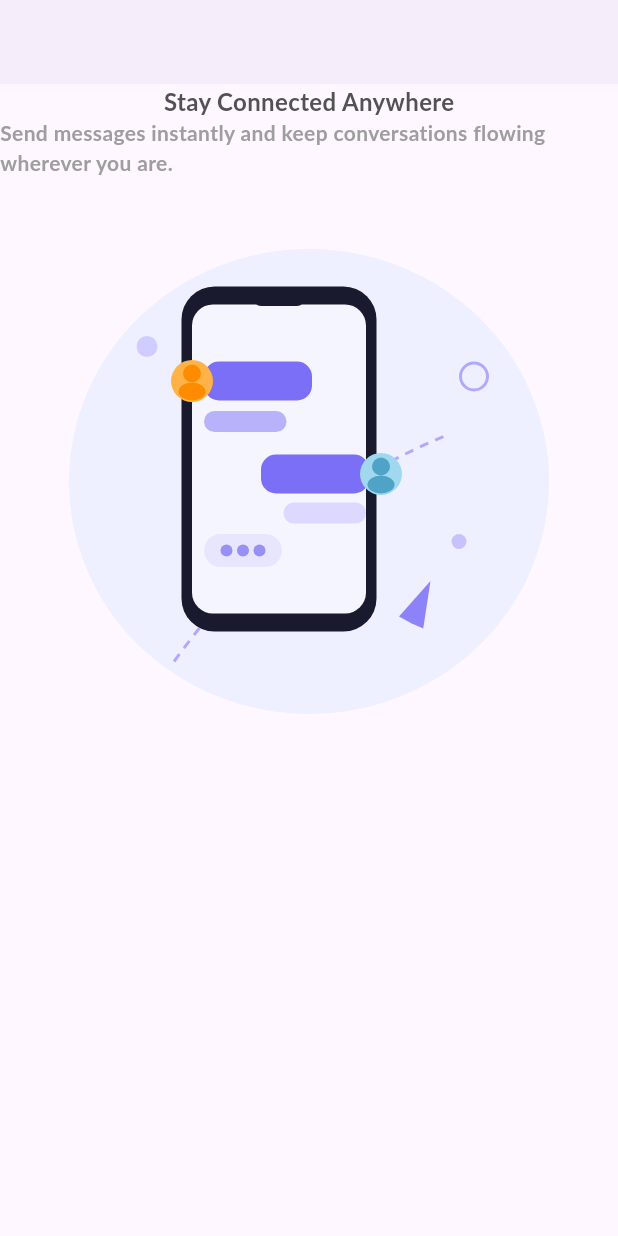
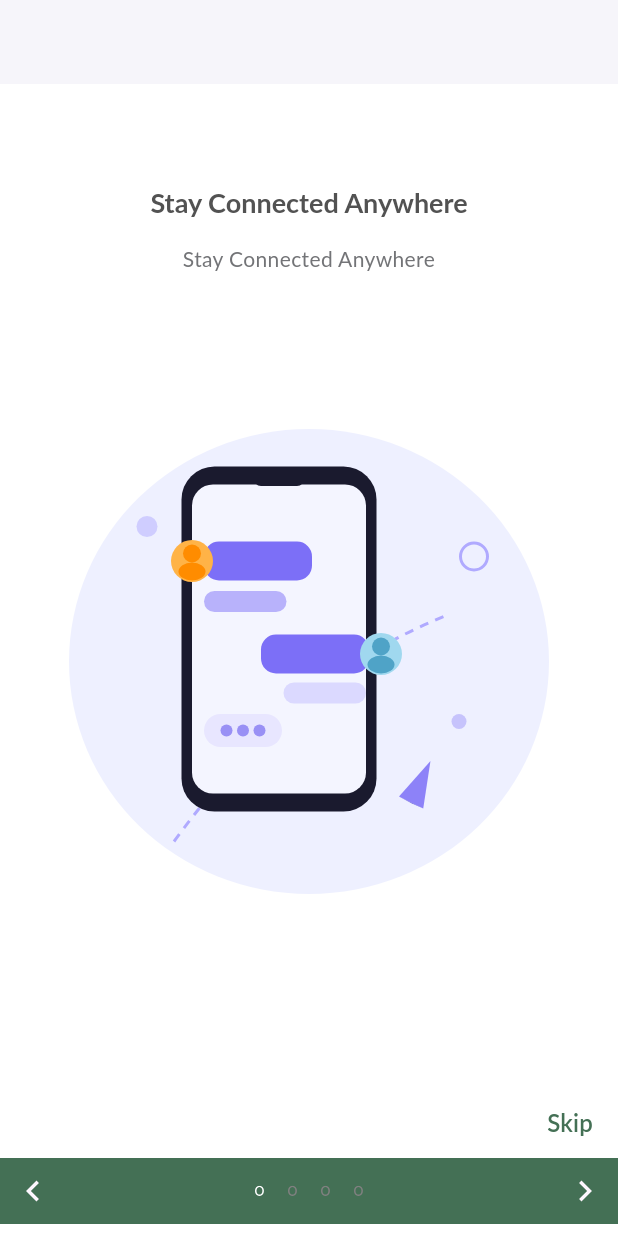
Before and after one commit to Talhaarif326/coursify-flutter, a Flutter app: the screen it shows after launch, on a phone screen of 412 x 824 dp. Run offline on Flutter 3.47's test engine with Material 3 defaults, Android fonts, the phone set to English and light mode, and no system bars; our stand-ins replace flutter_svg; Roboto replaces fonts that are missing (Lato).

Commit message:
feat: enhance onboarding navigation and layout
Refine the onboarding experience with a custom bottom sheet,
skip Button, and slide navigation controls. Improve user flow
and make onboarding progression more intuitive and accessible.

```diff
--- a/lib/presentation/onbording/onbording_view.dart
+++ b/lib/presentation/onbording/onbording_view.dart
@@ -1,10 +1,13 @@
 import 'package:flutter/material.dart';
 import 'package:flutter/services.dart';
 import 'package:flutter_svg/svg.dart';
+
 import 'package:project_on_clean_architecture/presentation/resourcses/assets_manager.dart';
 import 'package:project_on_clean_architecture/presentation/resourcses/color_manager.dart';
+
 import 'package:project_on_clean_architecture/presentation/resourcses/string_manager.dart';
 import 'package:project_on_clean_architecture/presentation/resourcses/style_manager.dart';
+
 import 'package:project_on_clean_architecture/presentation/resourcses/values_manger.dart';
 
 class OnbordingView extends StatefulWidget {
@@ -50,10 +53,9 @@ class _OnbordingViewState extends State<OnbordingView> {
   Widget build(BuildContext context) {
     return Scaffold(
       appBar: AppBar(
-        backgroundColor: Colors.transparent,
         elevation: AppSize.s1_5,
         systemOverlayStyle: SystemUiOverlayStyle(
-          statusBarColor: Colors.transparent,
+          statusBarColor: ColorManager.white,
           statusBarBrightness: Brightness.dark,
           statusBarIconBrightness: Brightness.dark,
         ),
@@ -67,29 +69,148 @@ class _OnbordingViewState extends State<OnbordingView> {
           });
         },
         itemBuilder: (context, index) {
-          return Column(
-            crossAxisAlignment: CrossAxisAlignment.center,
+          // onboarding page widget
+          return OnBoardingPage(sliderObject: _list[index]);
+        },
+      ),
+      //bottom sheet
+      bottomSheet: Container(
+        height: AppSize.s100,
+        color: ColorManager.white,
+        child: Align(
+          alignment: Alignment.centerRight,
+          child: Column(
+            crossAxisAlignment: CrossAxisAlignment.end,
             children: [
-              Text(
-                _list[index].title,
-                style: getBoldStyle(
-                  color: ColorManager.darkGrey,
-                  fontSize: AppSize.s16,
+              // skip button
+              TextButton(
+                onPressed: () {
+                  // on Tap goes to the next screen
+                },
+                child: Text(
+                  AppString.skip,
+                  style: getSemiBold(
+                    color: ColorManager.primary,
+                    fontSize: AppSize.s16,
+                  ),
                 ),
               ),
-              Text(
-                _list[index].subtitle,
-                style: getBoldStyle(
-                  color: ColorManager.lightGrey,
-                  fontSize: AppSize.s14,
+              _getBottomSheet(),
+            ],
+          ),
+        ),
+      ),
+    );
+  }
+
+  Widget _getBottomSheet() {
+    // bottom sheet builder
+    return Container(
+      color: ColorManager.primary,
+      child: Row(
+        mainAxisAlignment: MainAxisAlignment.spaceBetween,
+        children: [
+          // left arrow
+          Padding(
+            padding: EdgeInsets.all(AppPadding.p8),
+            child: SizedBox(
+              height: AppSize.s28,
+              width: AppSize.s28,
+              child: GestureDetector(
+                child: SvgPicture.asset(ImageAssets.leftArrow),
+                onTap: () {
+                  // go to previous slide
+                  _pageController.animateToPage(
+                    _currentPageIndex - 1,
+                    duration: Duration(
+                      milliseconds: DurationConstant.d300,
+                    ),
+                    curve: Curves.easeInOut,
+                  );
+                },
+              ),
+            ),
+          ),
+          // bottom cicles
+          Row(
+            mainAxisAlignment: MainAxisAlignment.spaceBetween,
+            children: [
+              for (int i = 0; i < _list.length; i++)
+                Padding(
+                  padding: EdgeInsets.all(AppPadding.p8),
+                  child: _getBottomSheetCircles(i),
                 ),
+            ],
+          ),
+          // right arrow
+          Padding(
+            padding: EdgeInsets.all(AppPadding.p8),
+            child: SizedBox(
+              height: AppSize.s28,
+              width: AppSize.s28,
+              child: GestureDetector(
+                onTap: () {
+                  // go to next slide
+                  _pageController.animateToPage(
+                    _currentPageIndex + 1,
+                    duration: Duration(
+                      milliseconds: DurationConstant.d300,
+                    ),
+                    curve: Curves.easeInOut,
+                  );
+                },
+                child: SvgPicture.asset(ImageAssets.rightArrow),
               ),
-              SizedBox(height: AppSize.s12),
-              SvgPicture.asset(ImageAssets.onBoardingLogo1),
-            ],
-          );
-        },
+            ),
+          ),
+        ],
       ),
+    );
+  }
+
+  Widget _getBottomSheetCircles(int index) {
+    if (index == _currentPageIndex) {
+      return SvgPicture.asset(ImageAssets.solidCircle);
+    } else {
+      return SvgPicture.asset(ImageAssets.hollowCircle);
+    }
+  }
+}
+
+class OnBoardingPage extends StatelessWidget {
+  const OnBoardingPage({super.key, required this.sliderObject});
+
+  final SliderObject sliderObject;
+
+  @override
+  Widget build(BuildContext context) {
+    // slider page
+    return Column(
+      mainAxisAlignment: MainAxisAlignment.start,
+      children: [
+        SizedBox(height: AppSize.s60),
+        Padding(
+          padding: const EdgeInsets.all(AppPadding.p8),
+          child: Text(
+            // slider page title
+            sliderObject.title,
+            textAlign: TextAlign.center,
+            style: Theme.of(context).textTheme.headlineLarge,
+          ),
+        ),
+        Padding(
+          padding: const EdgeInsets.all(AppPadding.p8),
+          child: Text(
+            // slider page subtitle
+            sliderObject.title,
+            textAlign: TextAlign.center,
+            style: Theme.of(context).textTheme.bodyMedium,
+          ),
+        ),
+        SizedBox(height: AppSize.s60),
+        // slider page image
+        SvgPicture.asset(sliderObject.image),
+      ],
     );
   }
 }
--- a/lib/presentation/resourcses/assets_manager.dart
+++ b/lib/presentation/resourcses/assets_manager.dart
@@ -11,4 +11,9 @@ class ImageAssets {
       '$imagePath/onboarding_logo3.svg';
   static const String onBoardingLogo4 =
       '$imagePath/onboarding_logo4.svg';
+
+  static const String hollowCircle = '$imagePath/hollow_circle.svg';
+  static const String leftArrow = '$imagePath/left_arrow.svg';
+  static const String rightArrow = '$imagePath/right_arrow.svg';
+  static const String solidCircle = '$imagePath/solid_circle.svg';
 }
--- a/lib/presentation/resourcses/color_manager.dart
+++ b/lib/presentation/resourcses/color_manager.dart
@@ -2,14 +2,14 @@ import 'package:flutter/material.dart';
 
 // color manager class for the app
 class ColorManager {
-  static Color primary = HexColor.fromStringToHex('#9BB0C1');
+  static Color primary = HexColor.fromStringToHex('#447055');
   static Color darkGrey = HexColor.fromStringToHex("#525252");
   static Color grey = HexColor.fromStringToHex('#737477');
   static Color lightGrey = HexColor.fromStringToHex('#9E9E9E');
   static Color primaryOpacity70 = HexColor.fromStringToHex(
-    '#B39BB0C1',
+    '#B3447055',
   );
-  static Color darkPrimary = HexColor.fromStringToHex('#1F5070');
+  static Color darkPrimary = HexColor.fromStringToHex('#2F4E3B');
   static Color white = Colors.white;
   static Color error = HexColor.fromStringToHex('#FF0000');
 }
--- a/lib/presentation/resourcses/string_manager.dart
+++ b/lib/presentation/resourcses/string_manager.dart
@@ -17,4 +17,5 @@ class AppString {
 
   static final String onBoardingSubTitle4 =
       'Join the community and start meaningful conversations today.';
+  static final String skip = "Skip";
 }
--- a/lib/presentation/resourcses/theme_manager.dart
+++ b/lib/presentation/resourcses/theme_manager.dart
@@ -21,7 +21,7 @@ ThemeData getThemeDate() {
     // app bar theme
     appBarTheme: AppBarThemeData(
       centerTitle: true,
-      backgroundColor: ColorManager.primary,
+      backgroundColor: ColorManager.white,
       titleTextStyle: getRegularStyle(color: ColorManager.white),
     ),
 
@@ -115,5 +115,6 @@ ThemeData getThemeDate() {
         borderRadius: BorderRadius.circular(AppSize.s12),
       ),
     ),
+    scaffoldBackgroundColor: ColorManager.white
   );
 }
--- a/lib/presentation/resourcses/values_manger.dart
+++ b/lib/presentation/resourcses/values_manger.dart
@@ -27,4 +27,9 @@ class AppSize {
   static const double s20 = 20;
   static const double s28 = 28;
   static const double s60 = 60;
+  static const double s100 = 100;
 }
+
+class DurationConstant {
+  static const int d300 = 300;
+}
```
Also changed, not shown: assets/image/hollow_circle.svg (added), assets/image/left_arrow.svg (added), assets/image/onboarding_logo3.svg, assets/image/right_arrow.svg (added), assets/image/solid_circle.svg (added).
